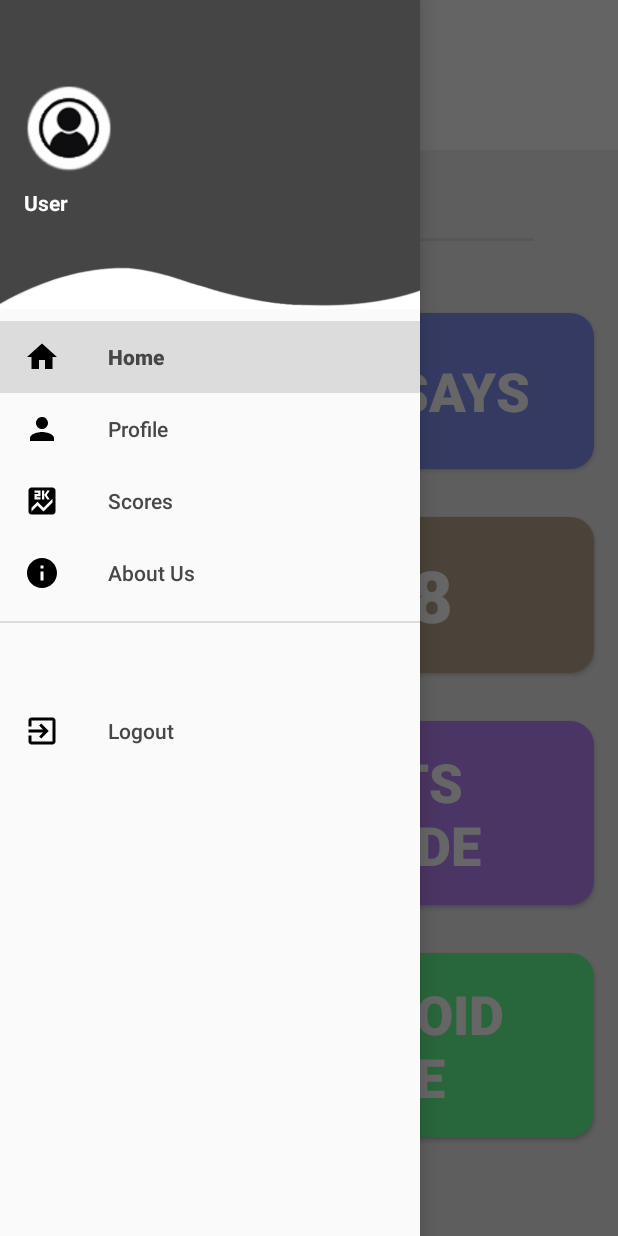
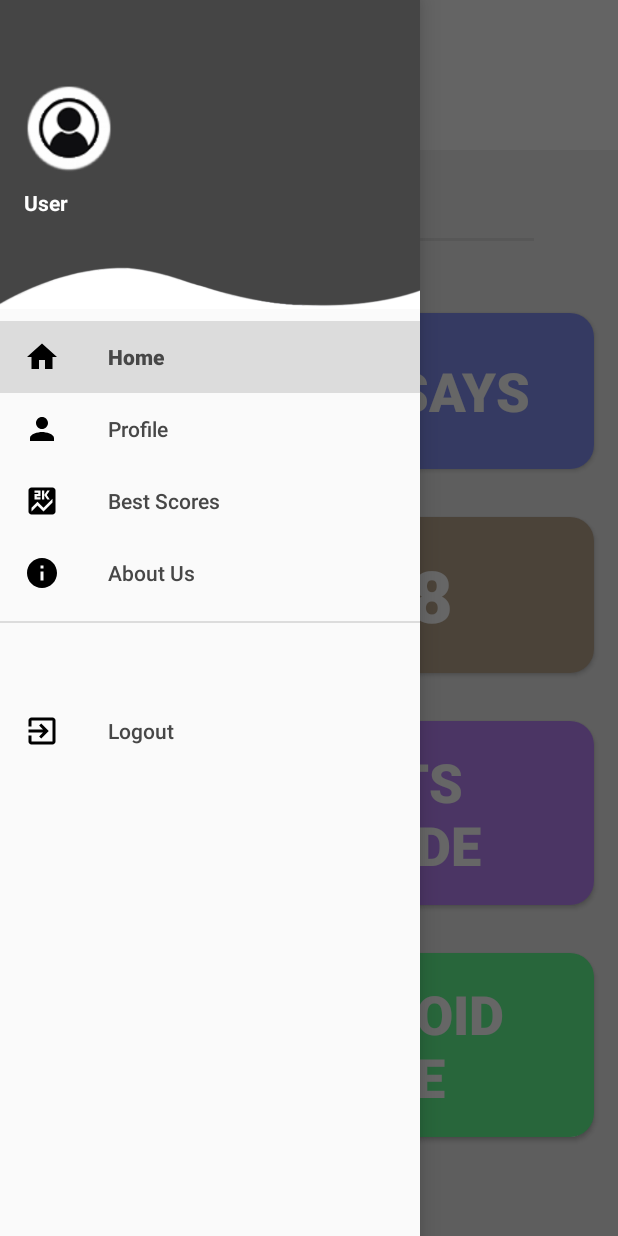
Before and after one commit to davidi13/DavidCenter, an Android app: the screen it shows after launch once a user with an empty profile is signed in (HomeActivity), with the side drawer open, on a phone screen of 412 x 824 dp. Run offline under Robolectric (Android 15) with nearby library versions, the phone set to English and light mode, and no system bars; our stand-ins replace Firebase (no records; nobody signed in at launch, a user with empty details on screens opened directly).

```diff
--- a/app/src/main/java/com/example/myloginscreen/HomeActivity.java
+++ b/app/src/main/java/com/example/myloginscreen/HomeActivity.java
@@ -5,19 +5,27 @@ import android.os.Bundle;
 import android.view.MenuItem;
 import android.view.View;
 import android.widget.ImageButton;
+import android.widget.ImageView;
 import android.widget.TextView;
 import android.widget.Toast;
+
 import androidx.activity.EdgeToEdge;
 import androidx.annotation.NonNull;
 import androidx.appcompat.app.AppCompatActivity;
 import androidx.core.view.GravityCompat;
 import androidx.drawerlayout.widget.DrawerLayout;
+
+import com.bumptech.glide.Glide;
 import com.google.android.material.navigation.NavigationView;
 import com.google.firebase.auth.FirebaseAuth;
+import com.google.firebase.storage.FirebaseStorage;
+import com.google.firebase.storage.StorageReference;
 
 public class HomeActivity extends AppCompatActivity implements NavigationView.OnNavigationItemSelectedListener {
 
     private DrawerLayout drawerLayout;
+    private ImageView logoImageView;  // ImageView para la imagen de perfil en el header
+    private StorageReference storageReference;
 
     @Override
     protected void onCreate(Bundle savedInstanceState) {
@@ -30,14 +38,20 @@ public class HomeActivity extends AppCompatActivity implements NavigationView.On
         NavigationView navigationView = findViewById(R.id.nav_view);
         navigationView.setNavigationItemSelectedListener(this);
 
-        // Obtener datos pasados por Intent (email y provider)
-        Bundle bundle = getIntent().getExtras();
-        String email = bundle != null ? bundle.getString("email") : "";
+        // Inicializar el StorageReference para la imagen de perfil
+        storageReference = FirebaseStorage.getInstance().getReference("profile_images/" + FirebaseAuth.getInstance().getCurrentUser().getUid() + ".jpg");
 
-        // Actualizar el TextView en el encabezado del NavigationView con el correo electrónico
+        // Configurar el header del NavigationView
         View headerView = navigationView.getHeaderView(0);
+
+        // Inicializar el logo en el header y cargar la imagen desde Firebase Storage
+        logoImageView = headerView.findViewById(R.id.logo_cambiar);
+        loadProfileImage();
+
+        // Configurar el email en el header del NavigationView
         TextView emailHeaderText = headerView.findViewById(R.id.email_header_text);
-        emailHeaderText.setText(email); // Establecer el correo electrónico en el encabezado
+        String email = FirebaseAuth.getInstance().getCurrentUser() != null ? FirebaseAuth.getInstance().getCurrentUser().getEmail() : "contact@gmail.com";
+        emailHeaderText.setText(email);
 
         // Mostrar fragmento inicial (HomeFragment) si no hay estado guardado
         if (savedInstanceState == null) {
@@ -53,6 +67,18 @@ public class HomeActivity extends AppCompatActivity implements NavigationView.On
             } else {
                 drawerLayout.openDrawer(GravityCompat.START);
             }
+        });
+    }
+
+    // Método para cargar la imagen de perfil desde Firebase Storage en el header del menú
+    private void loadProfileImage() {
+        storageReference.getDownloadUrl().addOnSuccessListener(uri -> {
+            Glide.with(this)
+                    .load(uri)
+                    .circleCrop() // Asegura que la imagen cargada sea circular
+                    .into(logoImageView); // Aplica la imagen al ImageView del header
+        }).addOnFailureListener(e -> {
+            Toast.makeText(HomeActivity.this, "Failed to load profile image", Toast.LENGTH_SHORT).show();
         });
     }
 
--- a/app/src/main/res/layout/fragment_score.xml
+++ b/app/src/main/res/layout/fragment_score.xml
@@ -15,7 +15,7 @@
             android:id="@+id/score_text"
             android:layout_width="wrap_content"
             android:layout_height="wrap_content"
-            android:text="SCORES"
+            android:text="BEST SCORES"
             android:textSize="25sp"
             android:textStyle="bold"
             android:gravity="center_horizontal"
--- a/app/src/main/res/layout/score_item.xml
+++ b/app/src/main/res/layout/score_item.xml
@@ -45,7 +45,7 @@
         <TextView
             android:layout_width="wrap_content"
             android:layout_height="wrap_content"
-            android:text="Fecha:"
+            android:text="Date:"
             android:textStyle="bold"
             android:textSize="16sp" />
 
@@ -59,7 +59,7 @@
         <TextView
             android:layout_width="wrap_content"
             android:layout_height="wrap_content"
-            android:text="Tiempo:"
+            android:text="Time:"
             android:textStyle="bold"
             android:textSize="16sp" />
 
--- a/app/src/main/res/menu/nav_menu.xml
+++ b/app/src/main/res/menu/nav_menu.xml
@@ -20,7 +20,7 @@
         <item
             android:id="@+id/nav_share"
             android:icon="@drawable/baseline_score_24"
-            android:title="Scores"/>
+            android:title="Best Scores"/>
 
         <item
             android:id="@+id/nav_about"
```
Also changed, not shown: app/src/main/java/com/example/myloginscreen/ArkanoidGame.java (+6 -11 lines).
